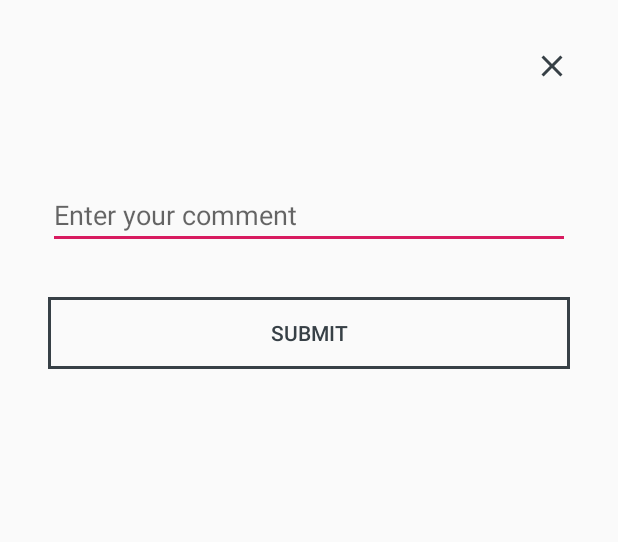
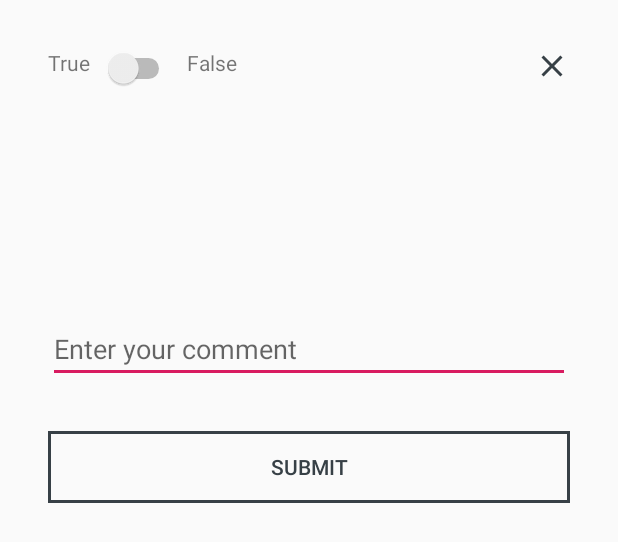
Before and after one commit to mehdiataei/Probo, an Android app: the layout fragment_annotation_input.xml on its own in the app's theme, with its tools: preview values and no code run, on a phone screen of 412 x 824 dp. Shown: the top 542 px of the screen. Run offline under Robolectric (Android 15) with nearby library versions, the phone set to English and light mode, and no system bars.

Commit message:
Integrate clickable text views with annotation input

```diff
--- a/app/src/main/res/layout/fragment_annotation_input.xml
+++ b/app/src/main/res/layout/fragment_annotation_input.xml
@@ -12,19 +12,59 @@
         android:orientation="vertical"
         android:animateLayoutChanges="true">
 
+        <RelativeLayout
+            android:layout_width="match_parent"
+            android:layout_height="wrap_content"
+            android:gravity="center_vertical">
+
+            <TextView
+                android:id="@+id/trueText"
+                android:layout_width="wrap_content"
+                android:layout_height="wrap_content"
+                android:gravity="center_vertical"
+                android:text="@string/annotation_input_true"
+                android:layout_alignParentStart="true" />
+
+            <Switch
+                android:id="@+id/type"
+                android:layout_width="wrap_content"
+                android:layout_height="wrap_content"
+                android:layout_marginStart="8dp"
+                android:layout_marginEnd="8dp"
+                android:layout_toEndOf="@id/trueText" />
+
+            <TextView
+                android:layout_width="wrap_content"
+                android:layout_height="wrap_content"
+                android:text="@string/annotation_input_false"
+                android:layout_toStartOf="@id/close"
+                android:layout_toEndOf="@id/type" />
+
             <ImageButton
                 android:id="@+id/close"
                 android:layout_width="wrap_content"
                 android:layout_height="wrap_content"
                 android:background="@null"
                 android:layout_gravity="end"
+                android:layout_alignParentEnd="true"
                 android:src="@drawable/x_dark"
                 android:contentDescription="@string/annotation_input_close_image_description" />
+        </RelativeLayout>
+
+        <TextView
+            android:id="@+id/quote"
+            android:layout_width="wrap_content"
+            android:layout_height="wrap_content"
+            android:layout_marginTop="32dp"
+            android:textColor="@color/colorPrimary"
+            android:textSize="16sp"
+            android:textStyle="italic" />
 
         <TextView
             android:id="@+id/title"
             android:layout_width="match_parent"
             android:layout_height="wrap_content"
+            android:layout_marginTop="32dp"
             android:textSize="24sp"
             android:textStyle="bold"
             android:textColor="@color/colorPrimary" />
--- a/app/src/main/res/values/strings.xml
+++ b/app/src/main/res/values/strings.xml
@@ -38,6 +38,8 @@
     <string name="article_menu_true">True</string>
     <string name="article_menu_false">False</string>
 
+    <string name="annotation_input_true">True</string>
+    <string name="annotation_input_false">False</string>
     <string name="annotation_input_close_image_description">Close button</string>
     <string name="annotation_input_title_true">Why is this true?</string>
     <string name="annotation_input_title_false">Why is this false?</string>
```
Also changed, not shown: app/src/main/java/com/utoronto/ece1778/probo/News/AnnotationInputFragment.java (+29 -3 lines), app/src/main/java/com/utoronto/ece1778/probo/News/ArticleActivity.java (+11 -60 lines), app/src/main/java/com/utoronto/ece1778/probo/Utils/ClickableTextView.java (+36 -12 lines). Lines whose indentation alone changed are shown as unchanged.
